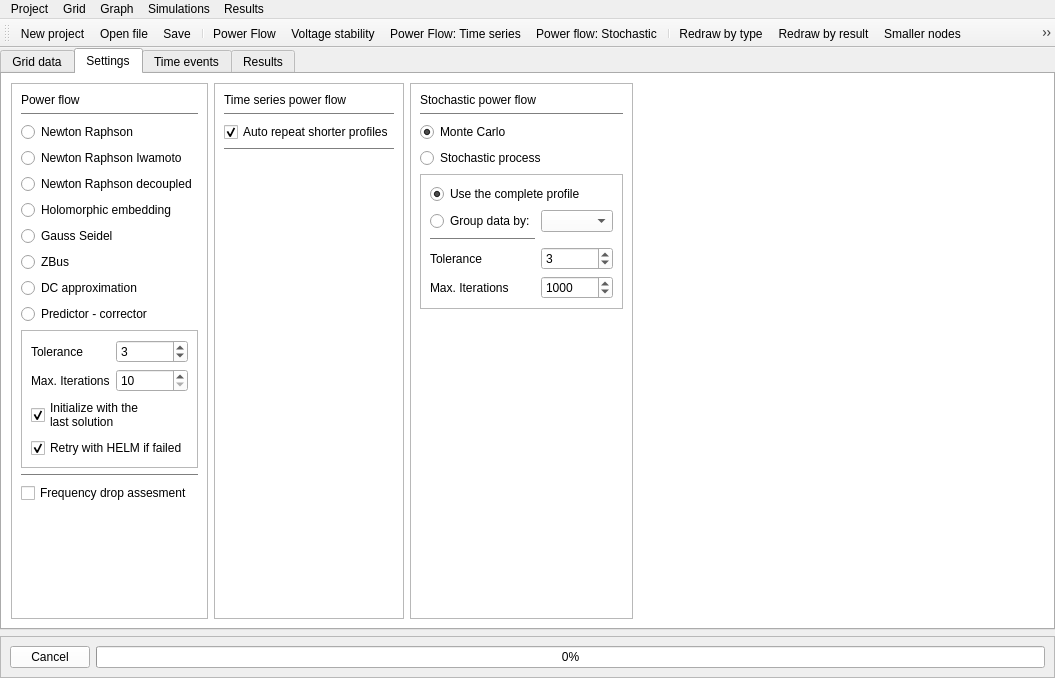
Old version of the form GUI/main_gui/gui.ui in the repository SanPen/GridCal.
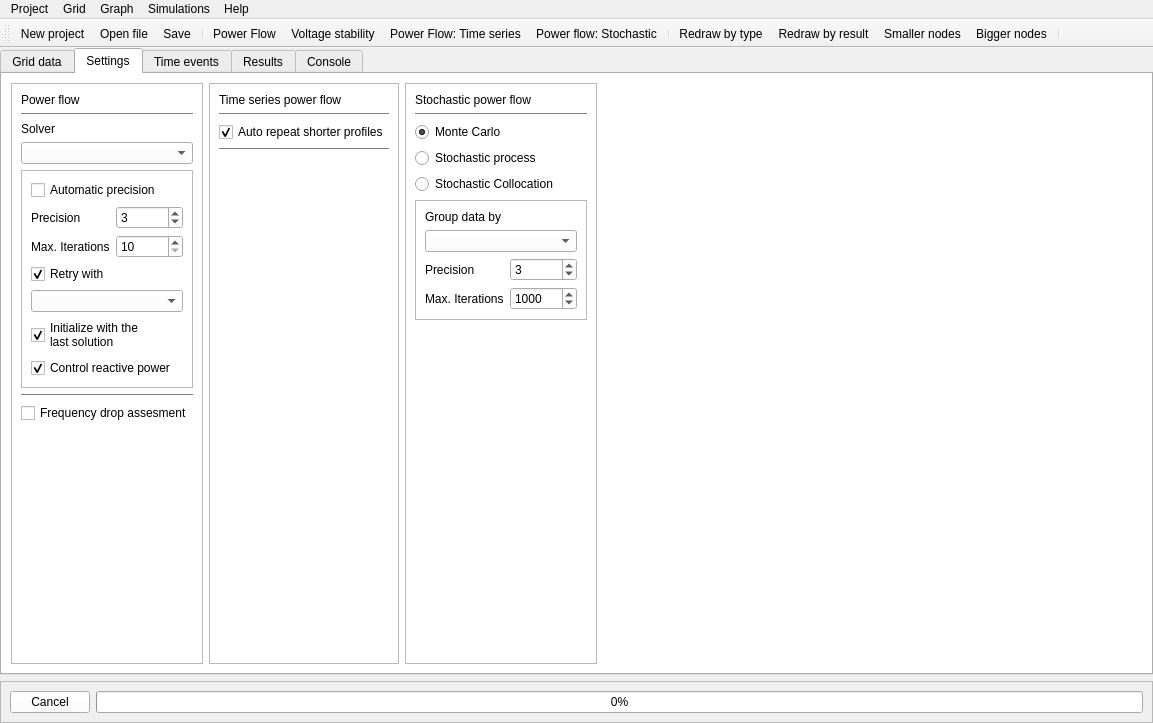
New version of the form. The open tabs and pages were chosen to show the change. Icons and pictures are not drawn. Custom widgets are drawn as their Qt base class.

Diff of the .ui file:
```diff
--- a/GUI/main_gui/gui.ui
+++ b/GUI/main_gui/gui.ui
@@ -6,8 +6,8 @@
    <rect>
     <x>0</x>
     <y>0</y>
-    <width>1055</width>
-    <height>678</height>
+    <width>1153</width>
+    <height>723</height>
    </rect>
   </property>
   <property name="baseSize">
@@ -1482,60 +1482,14 @@
             </widget>
            </item>
            <item>
-            <widget class="QRadioButton" name="NR_option_button">
+            <widget class="QLabel" name="label_2">
              <property name="text">
-              <string>Newton Raphson</string>
+              <string>Solver</string>
              </property>
             </widget>
            </item>
            <item>
-            <widget class="QRadioButton" name="NR_Iwamoto_option_button">
-             <property name="text">
-              <string>Newton Raphson Iwamoto</string>
-             </property>
-            </widget>
-           </item>
-           <item>
-            <widget class="QRadioButton" name="NRFD_option_button">
-             <property name="text">
-              <string>Newton Raphson decoupled</string>
-             </property>
-            </widget>
-           </item>
-           <item>
-            <widget class="QRadioButton" name="he_option_button">
-             <property name="text">
-              <string>Holomorphic embedding</string>
-             </property>
-            </widget>
-           </item>
-           <item>
-            <widget class="QRadioButton" name="gs_option_button">
-             <property name="text">
-              <string>Gauss Seidel</string>
-             </property>
-            </widget>
-           </item>
-           <item>
-            <widget class="QRadioButton" name="zbus_option_button">
-             <property name="text">
-              <string>ZBus</string>
-             </property>
-            </widget>
-           </item>
-           <item>
-            <widget class="QRadioButton" name="dc_option_button">
-             <property name="text">
-              <string>DC approximation</string>
-             </property>
-            </widget>
-           </item>
-           <item>
-            <widget class="QRadioButton" name="contiuationpf_option_button">
-             <property name="text">
-              <string>Predictor - corrector</string>
-             </property>
-            </widget>
+            <widget class="QComboBox" name="solver_comboBox"/>
            </item>
            <item>
             <widget class="QFrame" name="frame_13">
@@ -1546,14 +1500,14 @@
               <enum>QFrame::Raised</enum>
              </property>
              <layout class="QGridLayout" name="gridLayout_4">
-              <item row="0" column="0">
+              <item row="1" column="0">
                <widget class="QLabel" name="label_5">
                 <property name="text">
-                 <string>Tolerance</string>
+                 <string>Precision</string>
                 </property>
                </widget>
               </item>
-              <item row="0" column="1">
+              <item row="1" column="1">
                <widget class="QSpinBox" name="tolerance_spinBox">
                 <property name="minimum">
                  <number>1</number>
@@ -1566,14 +1520,14 @@
                 </property>
                </widget>
               </item>
-              <item row="1" column="0">
+              <item row="2" column="0">
                <widget class="QLabel" name="label_6">
                 <property name="text">
                  <string>Max. Iterations</string>
                 </property>
                </widget>
               </item>
-              <item row="1" column="1">
+              <item row="2" column="1">
                <widget class="QSpinBox" name="max_iterations_spinBox">
                 <property name="minimum">
                  <number>10</number>
@@ -1583,7 +1537,37 @@
                 </property>
                </widget>
               </item>
-              <item row="2" column="0" colspan="2">
+              <item row="4" column="0" colspan="2">
+               <widget class="QCheckBox" name="helm_retry_checkBox">
+                <property name="text">
+                 <string>Retry with</string>
+                </property>
+                <property name="checked">
+                 <bool>true</bool>
+                </property>
+               </widget>
+              </item>
+              <item row="7" column="0" colspan="2">
+               <widget class="QCheckBox" name="control_Q_checkBox">
+                <property name="text">
+                 <string>Control reactive power</string>
+                </property>
+                <property name="checked">
+                 <bool>true</bool>
+                </property>
+               </widget>
+              </item>
+              <item row="0" column="0" colspan="2">
+               <widget class="QCheckBox" name="auto_precision_checkBox">
+                <property name="text">
+                 <string>Automatic precision</string>
+                </property>
+               </widget>
+              </item>
+              <item row="5" column="0" colspan="2">
+               <widget class="QComboBox" name="retry_solver_comboBox"/>
+              </item>
+              <item row="6" column="0" colspan="2">
                <widget class="QCheckBox" name="remember_last_solution_checkBox">
                 <property name="text">
                  <string>Initialize with the 
@@ -1594,16 +1578,6 @@
                 </property>
                </widget>
               </item>
-              <item row="3" column="0" colspan="2">
-               <widget class="QCheckBox" name="helm_retry_checkBox">
-                <property name="text">
-                 <string>Retry with HELM if failed</string>
-                </property>
-                <property name="checked">
-                 <bool>true</bool>
-                </property>
-               </widget>
-              </item>
              </layout>
             </widget>
            </item>
@@ -1733,6 +1707,13 @@
              </property>
             </widget>
            </item>
+           <item>
+            <widget class="QRadioButton" name="stochastic_collocation_radioButton">
+             <property name="text">
+              <string>Stochastic Collocation</string>
+             </property>
+            </widget>
+           </item>
            <item>
             <widget class="QFrame" name="frame_15">
              <property name="frameShape">
@@ -1742,7 +1723,7 @@
               <enum>QFrame::Raised</enum>
              </property>
              <layout class="QGridLayout" name="gridLayout_6">
-              <item row="4" column="1">
+              <item row="3" column="1">
                <widget class="QSpinBox" name="tolerance_stochastic_spinBox">
                 <property name="minimum">
                  <number>1</number>
@@ -1755,7 +1736,7 @@
                 </property>
                </widget>
               </item>
-              <item row="5" column="1">
+              <item row="4" column="1">
                <widget class="QSpinBox" name="max_iterations_stochastic_spinBox">
                 <property name="minimum">
                  <number>10</number>
@@ -1768,44 +1749,27 @@
                 </property>
                </widget>
               </item>
-              <item row="3" column="0">
-               <widget class="Line" name="line_13">
-                <property name="orientation">
-                 <enum>Qt::Horizontal</enum>
-                </property>
-               </widget>
-              </item>
-              <item row="1" column="0">
-               <widget class="QRadioButton" name="group_by_radioButton">
-                <property name="text">
-                 <string>Group data by:</string>
-                </property>
-               </widget>
-              </item>
-              <item row="5" column="0">
+              <item row="4" column="0">
                <widget class="QLabel" name="label_13">
                 <property name="text">
                  <string>Max. Iterations</string>
                 </property>
                </widget>
               </item>
-              <item row="4" column="0">
+              <item row="3" column="0">
                <widget class="QLabel" name="label_12">
                 <property name="text">
-                 <string>Tolerance</string>
+                 <string>Precision</string>
                 </property>
                </widget>
               </item>
-              <item row="1" column="1">
+              <item row="1" column="0" colspan="2">
                <widget class="QComboBox" name="group_by_comboBox"/>
               </item>
-              <item row="0" column="0" colspan="2">
-               <widget class="QRadioButton" name="use_complete_profile_radioButton">
+              <item row="0" column="0">
+               <widget class="QLabel" name="label_55">
                 <property name="text">
-                 <string>Use the complete profile</string>
-                </property>
-                <property name="checked">
-                 <bool>true</bool>
+                 <string>Group data by</string>
                 </property>
                </widget>
               </item>
@@ -2128,9 +2092,9 @@
                 <widget class="QTreeView" name="results_treeView"/>
                </item>
                <item>
-                <widget class="QLabel" name="label_2">
+                 <widget class="QLabel" name="label_56">
                  <property name="text">
-                  <string>Group plotting options</string>
+                   <string>Nodes</string>
                  </property>
                 </widget>
                </item>
@@ -2216,6 +2180,12 @@
         </item>
        </layout>
       </widget>
+      <widget class="QWidget" name="console_tab">
+       <attribute name="title">
+        <string>Console</string>
+       </attribute>
+       <layout class="QVBoxLayout" name="verticalLayout_22"/>
+      </widget>
      </widget>
     </item>
     <item>
@@ -2254,8 +2224,8 @@
     <rect>
      <x>0</x>
      <y>0</y>
-     <width>1055</width>
-     <height>25</height>
+     <width>1153</width>
+     <height>28</height>
     </rect>
    </property>
    <widget class="QMenu" name="menuProject">
@@ -2305,9 +2275,9 @@
     <addaction name="actionBlackout"/>
     <addaction name="actionVoltage_stability"/>
    </widget>
-   <widget class="QMenu" name="menuResults">
+   <widget class="QMenu" name="menuAbout">
     <property name="title">
-     <string>Results</string>
+     <string>Help</string>
     </property>
     <widget class="QMenu" name="menuSingle_power_flow">
      <property name="title">
@@ -2338,7 +2308,7 @@
    <addaction name="menuGrid"/>
    <addaction name="menuGraph"/>
    <addaction name="menuSimulations"/>
-   <addaction name="menuResults"/>
+   <addaction name="menuAbout"/>
   </widget>
   <widget class="QToolBar" name="toolBar">
    <property name="windowTitle">
@@ -2364,10 +2334,6 @@
    <addaction name="actionSmaller_nodes"/>
    <addaction name="actionBigger_nodes"/>
    <addaction name="separator"/>
-   <addaction name="actionAdd_node"/>
-   <addaction name="actionDelete_node"/>
-   <addaction name="actionAdd_branch"/>
-   <addaction name="actionDelete_branch"/>
   </widget>
   <action name="actionRedraw">
    <property name="icon">
@@ -2381,18 +2347,6 @@
     <string>Ctrl+Alt+R</string>
    </property>
   </action>
-  <action name="actionAdd_node">
-   <property name="icon">
-    <iconset resource="icons.qrc">
-     <normaloff>:/file/node_add.svg</normaloff>:/file/node_add.svg</iconset>
-   </property>
-   <property name="text">
-    <string>Add node</string>
-   </property>
-   <property name="iconVisibleInMenu">
-    <bool>true</bool>
-   </property>
-  </action>
   <action name="actionLine">
    <property name="text">
     <string>Add Line</string>
@@ -2607,33 +2561,6 @@
     <string>Activate map</string>
    </property>
   </action>
-  <action name="actionDelete_node">
-   <property name="icon">
-    <iconset resource="icons.qrc">
-     <normaloff>:/file/node_del.svg</normaloff>:/file/node_del.svg</iconset>
-   </property>
-   <property name="text">
-    <string>Delete node</string>
-   </property>
-  </action>
-  <action name="actionAdd_branch">
-   <property name="icon">
-    <iconset resource="icons.qrc">
-     <normaloff>:/file/branch_add.svg</normaloff>:/file/branch_add.svg</iconset>
-   </property>
-   <property name="text">
-    <string>Add branch</string>
-   </property>
-  </action>
-  <action name="actionDelete_branch">
-   <property name="icon">
-    <iconset resource="icons.qrc">
-     <normaloff>:/file/branch_del.svg</normaloff>:/file/branch_del.svg</iconset>
-   </property>
-   <property name="text">
-    <string>Delete branch</string>
-   </property>
-  </action>
   <action name="actionVoltage_p_u">
    <property name="text">
     <string>Voltage (p.u.)</string>
```
Left out of the diff: 395 changed lines with no effect on the pictures. Lines whose indentation alone changed are shown as unchanged.
